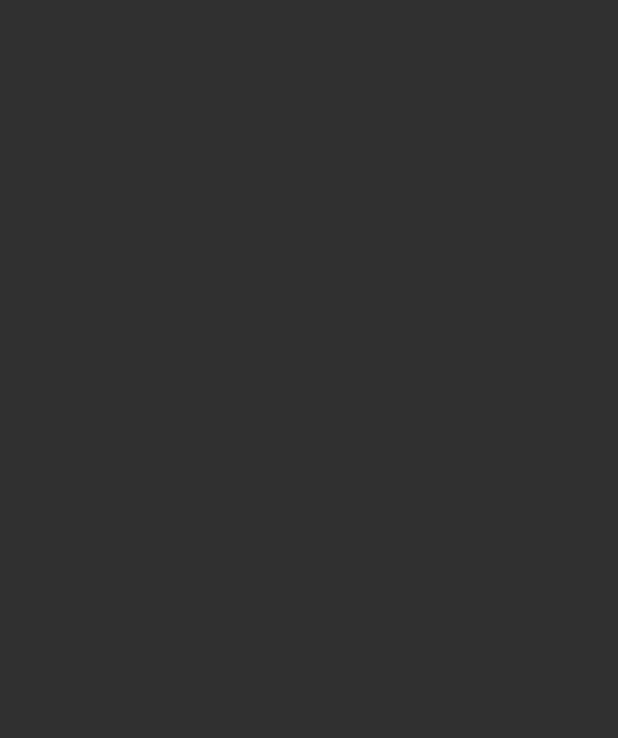
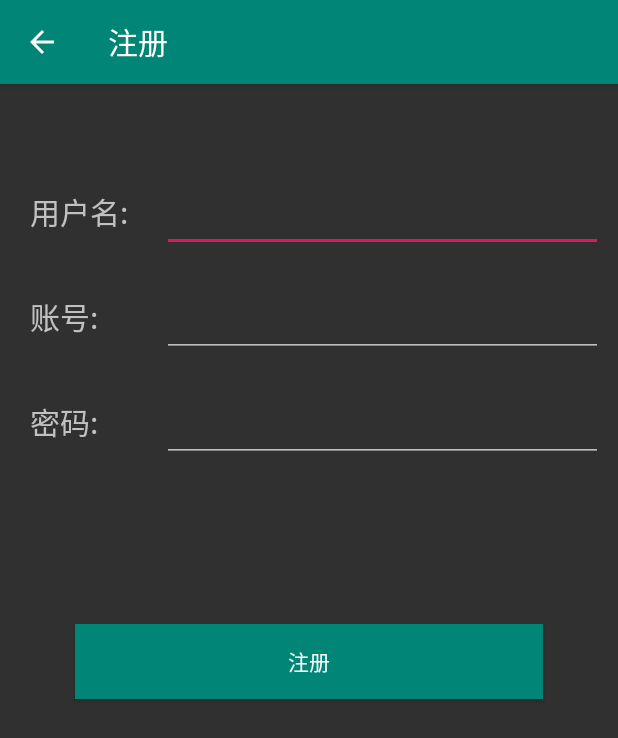
Before and after one commit to 31702160110/wx, an Android app: the register screen opened directly, with no data from a screen before it, on a phone screen of 412 x 824 dp. Before the commit the part shown is empty. Shown: the top 738 px of the screen. Run offline under Robolectric (Android 15) with nearby library versions, the phone set to English and light mode, and no system bars.

Commit message:
注册页面完成,注册成功后自动跳转登入页面

```diff
--- a/app/src/main/res/layout/login.xml
+++ b/app/src/main/res/layout/login.xml
@@ -28,7 +28,7 @@
         android:layout_height="wrap_content">
 
         <TextView
-            android:text="用户名:"
+            android:text="账号:"
             android:textSize="20dp"
             android:padding="10dp"
             android:layout_weight="1"
--- a/app/src/main/res/layout/register.xml
+++ b/app/src/main/res/layout/register.xml
@@ -2,9 +2,103 @@
 <RelativeLayout xmlns:android="http://schemas.android.com/apk/res/android"
     xmlns:app="http://schemas.android.com/apk/res-auto"
     xmlns:tools="http://schemas.android.com/tools"
-    style="@style/AppTheme"
     android:layout_width="match_parent"
     android:layout_height="match_parent"
     tools:context=".register">
 
+    <LinearLayout
+        android:id="@+id/line1"
+        android:layout_width="match_parent"
+        android:layout_height="match_parent"
+        android:paddingTop="50dp"
+        android:layout_alignParentBottom="true"
+        android:layout_below="@id/line1"
+        android:orientation="vertical">
+
+        <LinearLayout
+            android:id="@+id/line2"
+            android:layout_width="match_parent"
+            android:layout_height="wrap_content"
+            android:layout_below="@id/line1"
+            android:layout_margin="10dp">
+
+            <TextView
+                android:layout_width="0dp"
+                android:layout_height="50dp"
+                android:layout_weight="1"
+                android:padding="10dp"
+                android:text="用户名:"
+                android:textSize="20dp" />
+
+            <EditText
+                android:id="@+id/name"
+                android:layout_width="0dp"
+                android:layout_height="50dp"
+                android:layout_weight="3" />
+        </LinearLayout>
+
+        <LinearLayout
+            android:id="@+id/line3"
+            android:layout_width="match_parent"
+            android:layout_height="wrap_content"
+            android:layout_below="@id/line2"
+            android:layout_margin="10dp">
+
+            <TextView
+                android:layout_width="0dp"
+                android:layout_height="50dp"
+                android:layout_weight="1"
+                android:padding="10dp"
+                android:text="账号:"
+                android:textSize="20dp" />
+
+            <EditText
+                android:id="@+id/user"
+                android:layout_width="0dp"
+                android:layout_height="50dp"
+                android:layout_weight="3" />
+        </LinearLayout>
+
+        <LinearLayout
+            android:id="@+id/line4"
+            android:layout_below="@id/line3"
+            android:layout_margin="10dp"
+            android:layout_width="match_parent"
+            android:layout_height="wrap_content">
+
+            <TextView
+                android:text="密码:"
+                android:textSize="20dp"
+                android:padding="10dp"
+                android:layout_weight="1"
+                android:layout_width="0dp"
+                android:layout_height="50dp"/>
+            <EditText
+                android:id="@+id/pwd"
+                android:layout_weight="3"
+                android:layout_width="0dp"
+                android:layout_height="50dp" />
+        </LinearLayout>
+
+        <RelativeLayout
+            android:layout_centerInParent="true"
+            android:layout_below="@id/line1"
+            android:layout_marginTop="50dp"
+            android:layout_width="wrap_content"
+            android:layout_height="wrap_content">
+
+            <Button
+                android:id="@+id/adduser"
+                android:text="注册"
+                android:onClick="click"
+                android:layout_margin="50dp"
+                android:background="@color/colorPrimary"
+                android:layout_width="match_parent"
+                android:layout_height="50dp" />
+
+
+        </RelativeLayout>
+
+    </LinearLayout>
+
 </RelativeLayout>
--- a/app/src/main/res/mipmap-anydpi-v26/ic_launcher.xml
+++ b/app/src/main/res/mipmap-anydpi-v26/ic_launcher.xml
@@ -1,5 +1,5 @@
 <?xml version="1.0" encoding="utf-8"?>
 <adaptive-icon xmlns:android="http://schemas.android.com/apk/res/android">
-    <background android:drawable="@drawable/ic_launcher_background" />
-    <foreground android:drawable="@drawable/ic_launcher_foreground" />
+    <background android:drawable="@drawable/ic_launcher_background"/>
+    <foreground android:drawable="@drawable/ic_launcher_foreground"/>
 </adaptive-icon>
--- a/app/src/main/res/mipmap-anydpi-v26/ic_launcher_round.xml
+++ b/app/src/main/res/mipmap-anydpi-v26/ic_launcher_round.xml
@@ -1,5 +1,5 @@
 <?xml version="1.0" encoding="utf-8"?>
 <adaptive-icon xmlns:android="http://schemas.android.com/apk/res/android">
-    <background android:drawable="@drawable/ic_launcher_background" />
-    <foreground android:drawable="@drawable/ic_launcher_foreground" />
+    <background android:drawable="@drawable/ic_launcher_background"/>
+    <foreground android:drawable="@drawable/ic_launcher_foreground"/>
 </adaptive-icon>
--- a/app/src/main/res/values/styles.xml
+++ b/app/src/main/res/values/styles.xml
@@ -1,12 +1,18 @@
 <resources>
 
     <!-- Base application theme. -->
-    <style name="AppTheme" parent="Theme.AppCompat.NoActionBar">
+    <style name="AppTheme" parent="Theme.AppCompat">
         <!-- Customize your theme here. -->
         <item name="colorPrimary">@color/colorPrimary</item>
         <item name="colorPrimaryDark">@color/colorPrimaryDark</item>
         <item name="colorAccent">@color/colorAccent</item>
     </style>
 
+    <style name="NoAppTheme" parent="Theme.AppCompat.NoActionBar">
+        <!-- Customize your theme here. -->
+        <item name="colorPrimary">@color/colorPrimary</item>
+        <item name="colorPrimaryDark">@color/colorPrimaryDark</item>
+        <item name="colorAccent">@color/colorAccent</item>
+    </style>
 
 </resources>
```
Also changed, not shown: app/src/main/AndroidManifest.xml (+9 -4 lines), app/src/main/java/com/example/administrator/myapplication/login.java (+4 -5 lines), app/src/main/java/com/example/administrator/myapplication/register.java (+120 -0 lines), app/src/main/res/drawable-v24/ic_launcher_foreground.xml (+6 -6 lines), app/src/main/res/drawable/ic_launcher_background.xml (+70 -166 lines), app/src/main/res/mipmap-hdpi/ic_launcher.png, app/src/main/res/mipmap-hdpi/ic_launcher_round.png, app/src/main/res/mipmap-mdpi/ic_launcher.png, app/src/main/res/mipmap-mdpi/ic_launcher_round.png, app/src/main/res/mipmap-xhdpi/ic_launcher.png, app/src/main/res/mipmap-xhdpi/ic_launcher_round.png, app/src/main/res/mipmap-xxhdpi/ic_launcher.png, app/src/main/res/mipmap-xxhdpi/ic_launcher_round.png, app/src/main/res/mipmap-xxxhdpi/ic_launcher.png, 1 more files.
